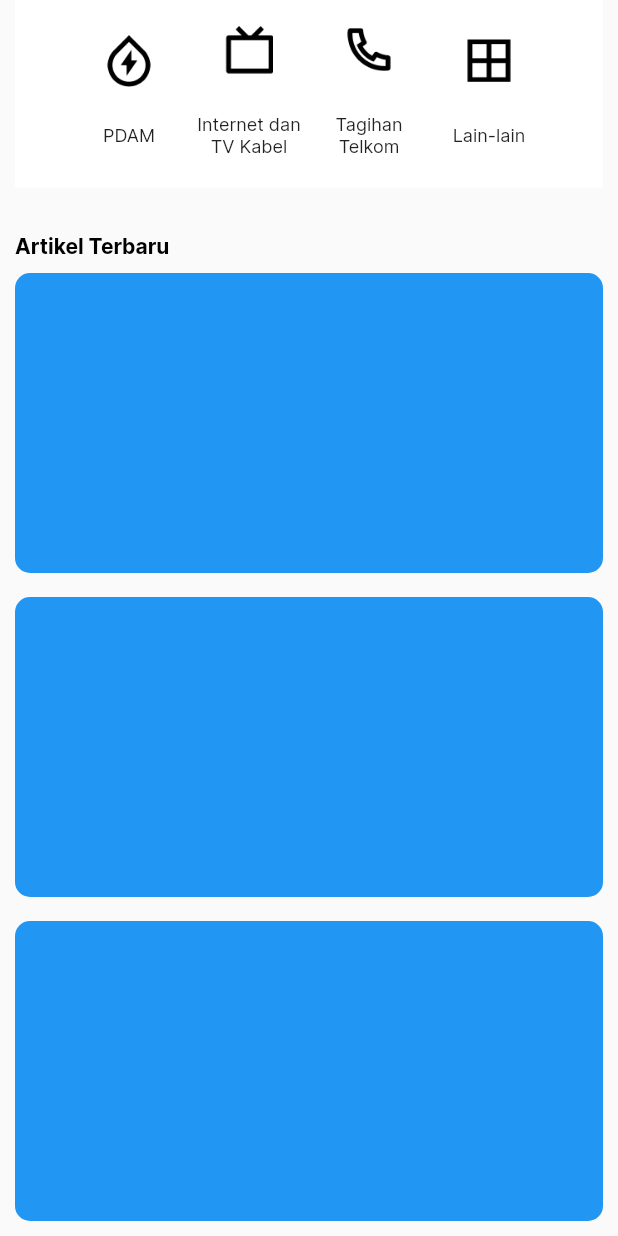
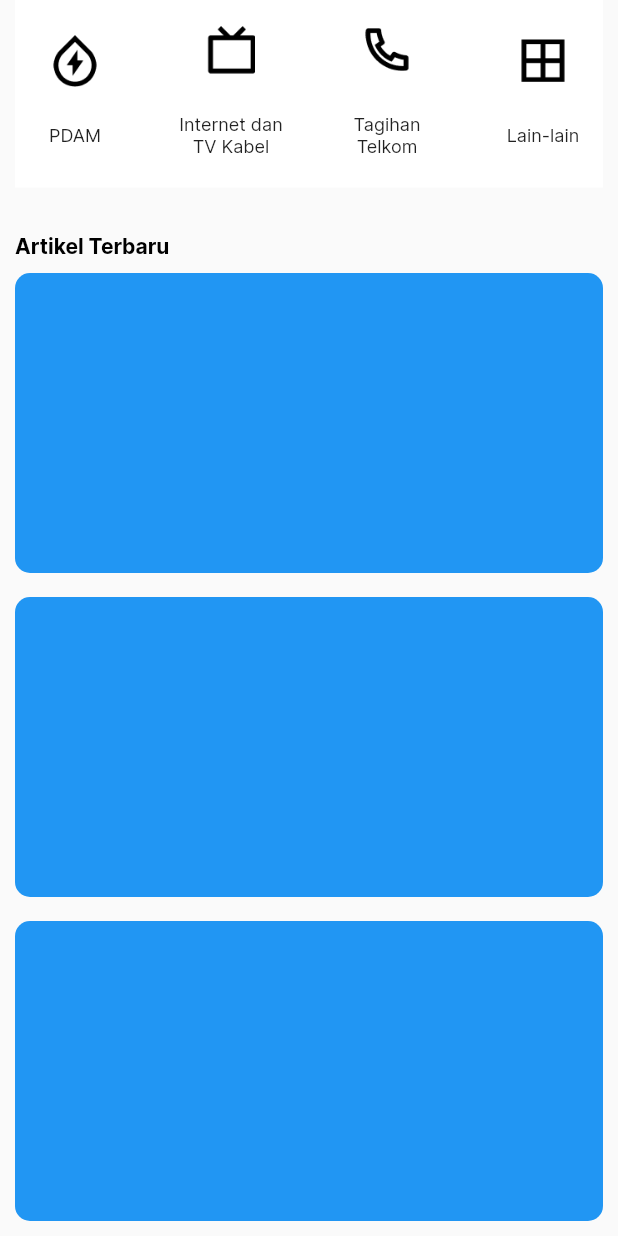
Before and after one commit to IkbalGumilar/bmt_kbs, a Flutter app: the HomeScreen widget shown alone on an empty page, opened directly, scrolled down 418 dp, on a phone screen of 412 x 824 dp. Run offline on Flutter 3.47's test engine with Material 2 defaults, Android fonts, the phone set to English and light mode, and no system bars; our stand-ins replace carousel_slider, dotted_border, flutter_datetime_picker, fluttertoast, shared_preferences; missing offline and left inert: qr_code_scanner; accounts and stored records are empty; network calls fail.

Commit message:
Update default_home screen

```diff
--- a/lib/config/ip.dart
+++ b/lib/config/ip.dart
@@ -1,6 +1,6 @@
 class IpAdress {
-  // String ip = 'http://192.168.100.66:8000'; // IP kang ripan
-  String ip = 'https://ppob.koperasibmtkbs.com';
+  String ip = 'http://192.168.100.66:8000'; // IP kang ripan
+  // String ip = 'https://ppob.koperasibmtkbs.com';
 
   get getIp {
     return ip;
--- a/lib/main.dart
+++ b/lib/main.dart
@@ -3,7 +3,6 @@ import 'package:bmt_kbs/screens/initial_page.dart';
 import 'package:bmt_kbs/screens/intro.dart';
 import 'package:bmt_kbs/splash.dart';
 import 'package:flutter/material.dart';
-import 'package:shared_preferences/shared_preferences.dart';
 
 void main(List<String> args) {
   runApp(const MyApp());
@@ -22,11 +21,12 @@ class _MyAppState extends State<MyApp> {
     return MaterialApp(
       theme: ThemeData(fontFamily: "Inter"),
       debugShowCheckedModeBanner: false,
-      home: SplashScreen(),
+      home: const SplashScreen(),
       routes: {
         '/login': (context) => LoginPage(),
         '/intro': (context) => const IntroductionScreen(),
         '/home': (context) => const InitialPageScreen(),
+        '/splash': (context) => const SplashScreen(),
       },
     );
   }
--- a/lib/screens/default_home.dart
+++ b/lib/screens/default_home.dart
@@ -100,13 +100,13 @@ class _HomeScreenState extends State<HomeScreen> {
                       Column(
                         crossAxisAlignment: CrossAxisAlignment.start,
                         children: [
-                          Text(
+                          const Text(
                             "Sisa Saldo",
                             style: TextStyle(color: Colors.white, fontSize: 14),
                           ),
                           Text(
                             "$authSaldo",
-                            style: TextStyle(
+                            style: const TextStyle(
                                 color: Colors.white,
                                 fontSize: 24,
                                 fontWeight: FontWeight.bold),
@@ -293,10 +293,8 @@ class _HomeScreenState extends State<HomeScreen> {
           color: Colors.white,
           child: Column(
             children: [
-              Column(
-                children: [
               Row(
-                    mainAxisAlignment: MainAxisAlignment.center,
+                mainAxisAlignment: MainAxisAlignment.spaceBetween,
                 children: [
                   GestureDetector(
                     onTap: () {
@@ -365,7 +363,7 @@ class _HomeScreenState extends State<HomeScreen> {
                 height: 30,
               ),
               Row(
-                    mainAxisAlignment: MainAxisAlignment.center,
+                mainAxisAlignment: MainAxisAlignment.spaceBetween,
                 children: [
                   GestureDetector(
                     onTap: () {
@@ -390,8 +388,7 @@ class _HomeScreenState extends State<HomeScreen> {
                       Navigator.push(
                         context,
                         MaterialPageRoute(
-                              builder: (context) =>
-                                  const MenuInternetDanTvScreen(),
+                          builder: (context) => const MenuInternetDanTvScreen(),
                         ),
                       );
                     },
@@ -417,8 +414,6 @@ class _HomeScreenState extends State<HomeScreen> {
                   MenuItem(
                     iconPath: "lainnya.png",
                     title: "Lain-lain",
-                      ),
-                    ],
                   ),
                 ],
               ),
--- a/lib/splash.dart
+++ b/lib/splash.dart
@@ -15,10 +15,10 @@ class _SplashScreenState extends State<SplashScreen> {
   // buat fungsi untuk mengecek apakah user sudah melihat introduction screen atau belum
   checkIntroductionScreenFirstSeen(BuildContext context) async {
     SharedPreferences prefs = await SharedPreferences.getInstance();
-    bool _seen = (prefs.getBool('seen') ?? false);
+    bool seen = (prefs.getBool('seen') ?? false);
 
     if (mounted) {
-      if (_seen) {
+      if (seen) {
         Navigator.of(context).pushReplacement(
           MaterialPageRoute(
             builder: (context) => LoginPage(),
--- a/pubspec.yaml
+++ b/pubspec.yaml
@@ -3,7 +3,7 @@ description: A new Flutter project.
 
 # The following line prevents the package from being accidentally published to
 # pub.dev using `flutter pub publish`. This is preferred for private packages.
-publish_to: 'none' # Remove this line if you wish to publish to pub.dev
+publish_to: "none" # Remove this line if you wish to publish to pub.dev
 
 # The following defines the version and build number for your application.
 # A version number is three numbers separated by dots, like 1.2.43
@@ -20,7 +20,7 @@ publish_to: 'none' # Remove this line if you wish to publish to pub.dev
 version: 1.0.0+1
 
 environment:
-  sdk: '>=2.18.2 <3.0.0'
+  sdk: ">=2.18.2 <3.0.0"
 
 # Dependencies specify other packages that your package needs in order to work.
 # To automatically upgrade your package dependencies to the latest versions
@@ -42,6 +42,7 @@ dependencies:
   intl: ^0.17.0
   qr_code_scanner: ^1.0.1
   shared_preferences: ^2.0.15
+  shimmer: ^2.0.0
   url_launcher: ^6.1.6
 
 dev_dependencies:
@@ -57,7 +58,6 @@ flutter_native_splash:
 # following page: https://dart.dev/tools/pub/pubspec
 # The following section is specific to Flutter packages.
 flutter:
-
   # The following line ensures that the Material Icons font is
   # included with your application, so that you can use the icons in
   # the material Icons class.
```
Also changed, not shown: lib/screens/bottom_navigation/notifikasi/detail_pesan.dart (+7 -6 lines), lib/screens/features/isi_saldo/isi_saldo.dart (+6 -1 lines), pubspec.lock. Lines whose indentation alone changed are shown as unchanged.
